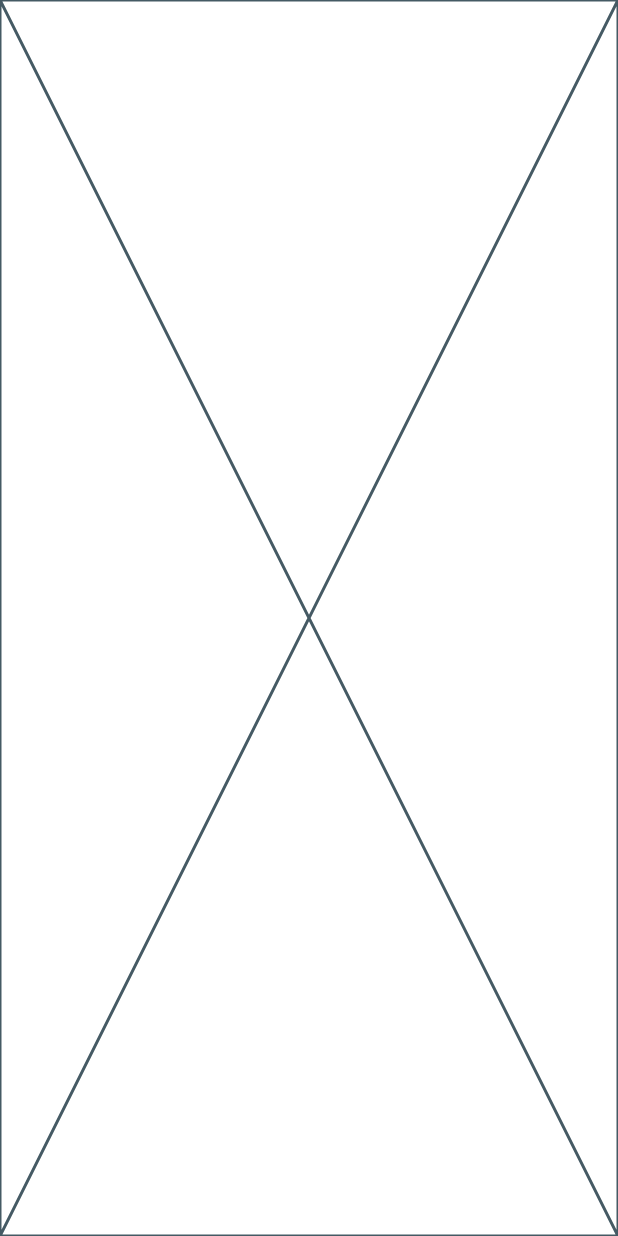
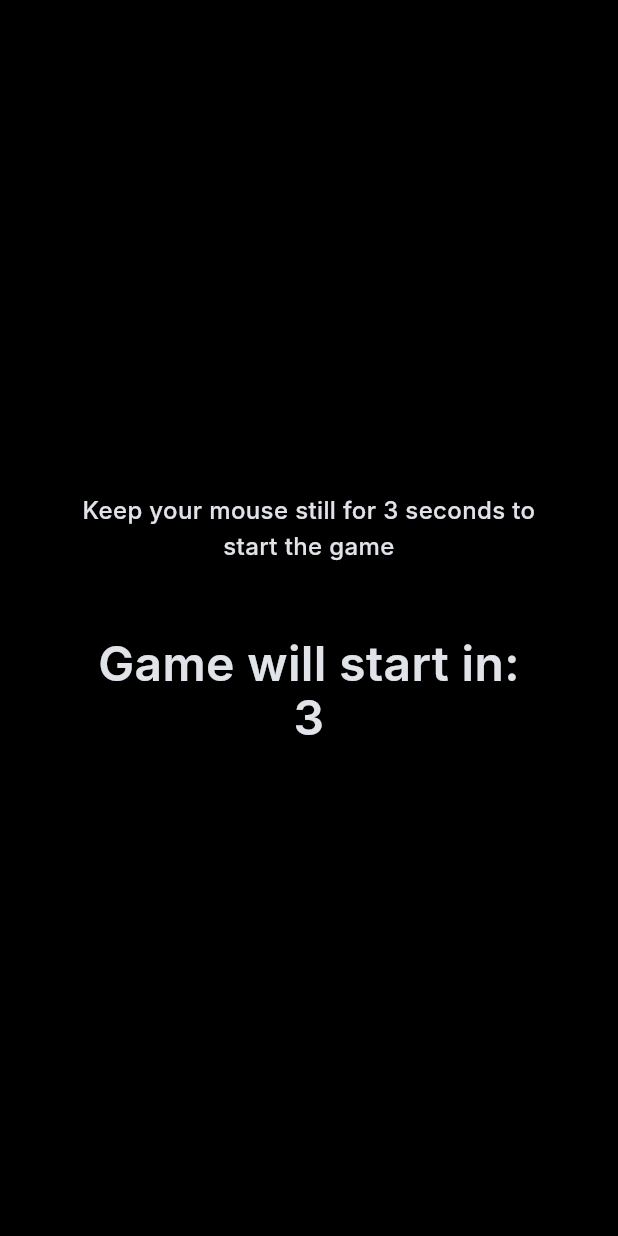
Before and after one commit to Lord-Chris/astroids, a Flutter app: the screen it shows after launch, on a phone screen of 412 x 824 dp. Run offline on Flutter 3.47's test engine with Material 3 defaults, Android fonts, the phone set to English and light mode, and no system bars; Roboto replaces fonts that are missing (Inter).

Commit message:
FEAT: Implement game state management and UI for game start and end states

```diff
--- /dev/null
+++ b/lib/game/states/game_notifier.dart
@@ -0,0 +1,24 @@
+import 'package:flutter/material.dart';
+
+import 'game_state.dart';
+
+class GameNotifier extends ValueNotifier<GameViewState> {
+  GameNotifier._() : super(const GameViewState());
+
+  static GameNotifier? _instance;
+
+  factory GameNotifier() {
+    _instance ??= GameNotifier._();
+    return _instance!;
+  }
+
+  void startGame() {
+    value = value.copyWith(state: GameState.playing);
+  }
+
+  @override
+  void dispose() {
+    super.dispose();
+    _instance = null;
+  }
+}
--- /dev/null
+++ b/lib/game/states/game_state.dart
@@ -0,0 +1,38 @@
+enum GameState {
+  starting,
+  playing,
+  paused,
+  ended,
+}
+
+class GameViewState {
+  final GameState state;
+  final Duration gameDuration;
+
+  const GameViewState({
+    this.state = GameState.starting,
+    this.gameDuration = const Duration(minutes: 5),
+  });
+
+  GameViewState copyWith({
+    GameState? state,
+    Duration? gameDuration,
+  }) {
+    return GameViewState(
+      state: state ?? this.state,
+      gameDuration: gameDuration ?? this.gameDuration,
+    );
+  }
+
+  @override
+  bool operator ==(Object other) {
+    if (identical(this, other)) return true;
+
+    return other is GameViewState &&
+        other.state == state &&
+        other.gameDuration == gameDuration;
+  }
+
+  @override
+  int get hashCode => state.hashCode ^ gameDuration.hashCode;
+}
--- a/lib/game/views/game_view.dart
+++ b/lib/game/views/game_view.dart
@@ -1,10 +1,57 @@
 import 'package:flutter/material.dart';
+
+import '../../shared/app_colors.dart';
+import '../states/game_notifier.dart';
+import '../states/game_state.dart';
+import '../widgets/ended_game_view.dart';
+import '../widgets/starting_game_view.dart';
+
+class GamePage extends StatefulWidget {
+  const GamePage({super.key});
+
+  @override
+  State<GamePage> createState() => _GamePageState();
+}
+
+class _GamePageState extends State<GamePage> {
+  late GameNotifier provider;
+
+  @override
+  void initState() {
+    super.initState();
+    provider = GameNotifier();
+  }
+
+  @override
+  void dispose() {
+    provider.dispose();
+    super.dispose();
+  }
+
+  @override
+  Widget build(BuildContext context) {
+    return const GameView();
+  }
+}
 
 class GameView extends StatelessWidget {
   const GameView({super.key});
 
   @override
   Widget build(BuildContext context) {
-    return const Placeholder();
+    return ValueListenableBuilder(
+      valueListenable: GameNotifier(),
+      builder: (context, state, child) {
+        return Scaffold(
+          backgroundColor: AppColors.black,
+          body: Builder(builder: (context) {
+            if (state.state == GameState.starting) {
+              return const StartingGameView();
+            }
+            return const EndedGameView();
+          }),
+        );
+      },
+    );
   }
 }
--- /dev/null
+++ b/lib/game/widgets/starting_game_view.dart
@@ -0,0 +1,34 @@
+import 'package:flutter/material.dart';
+
+import '../../core/extensions/context_extension.dart';
+import '../../shared/_constants.dart';
+
+class StartingGameView extends StatelessWidget {
+  const StartingGameView({super.key});
+
+  @override
+  Widget build(BuildContext context) {
+    return MouseRegion(
+      child: Padding(
+        padding: EdgeInsets.all(context.screenSize.shortestSide * 0.1),
+        child: Column(
+          mainAxisAlignment: MainAxisAlignment.center,
+          crossAxisAlignment: CrossAxisAlignment.stretch,
+          children: [
+            const Text(
+              'Keep your mouse still for 3 seconds to start the game',
+              style: AppTextStyles.medium16,
+              textAlign: TextAlign.center,
+            ),
+            Spacing.vertLarge(),
+            const Text(
+              'Game will start in:\n3',
+              style: AppTextStyles.semibold32,
+              textAlign: TextAlign.center,
+            ),
+          ],
+        ),
+      ),
+    );
+  }
+}
```
Also changed, not shown: lib/game/widgets/ended_game_view.dart (added, +49 -0 lines).
